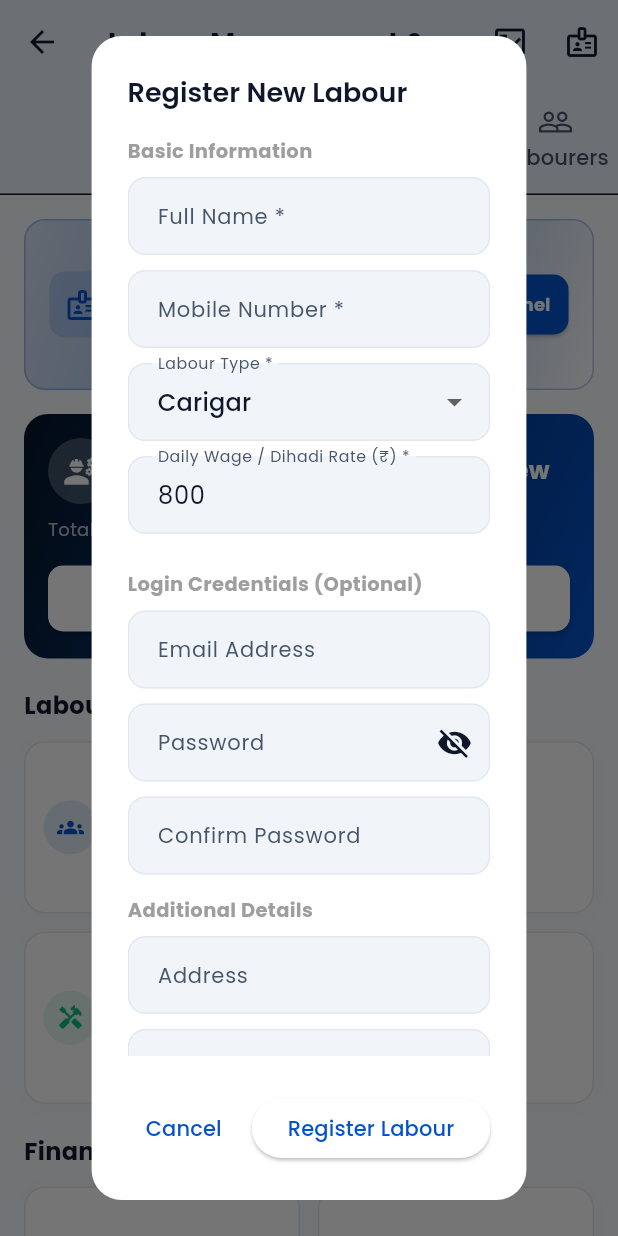
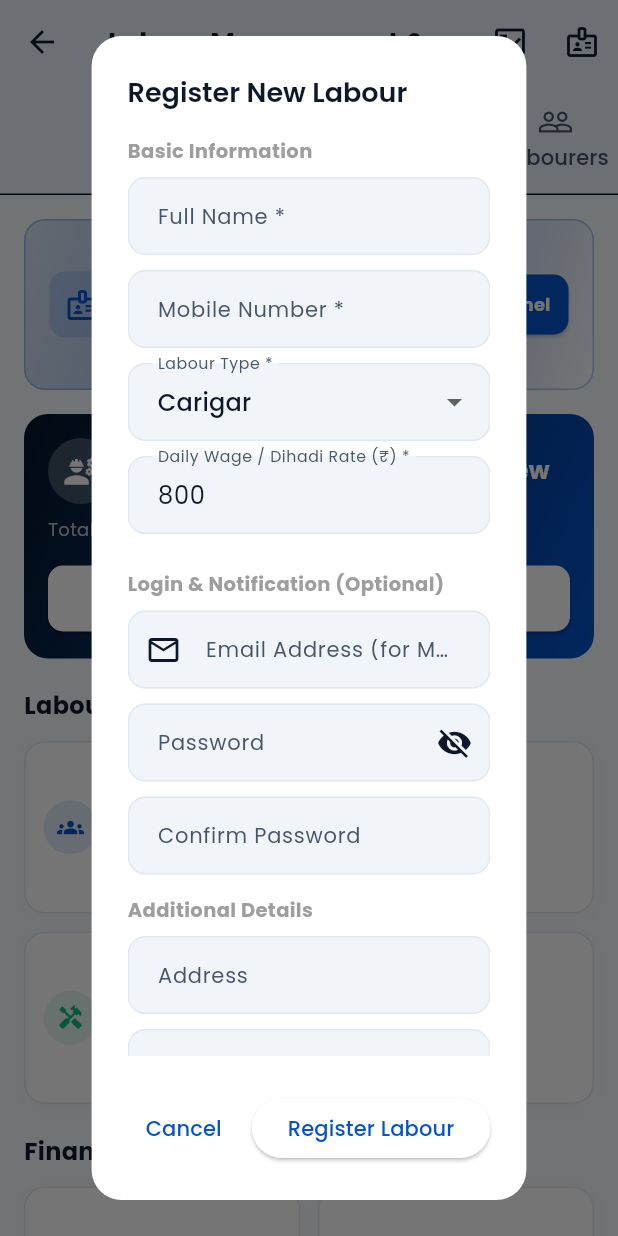
Before and after one commit to codhunk/spendhike, a Flutter app: the LabourMainScreen screen opened by its route, after a tap on "Add Labour", on a phone screen of 412 x 824 dp. Run offline on Flutter 3.47's test engine with Material 3 defaults, Android fonts, the phone set to English and light mode, and no system bars; our stand-ins replace flutter_secure_storage, google_fonts, image_picker, local_auth, pinput; accounts and stored records are empty; network calls fail.

Commit message:
feat: enhance labour registration email input and notification feedback

```diff
--- a/lib/screens/auth/login_screen.dart
+++ b/lib/screens/auth/login_screen.dart
@@ -92,7 +92,7 @@ class _LoginScreenState extends State<LoginScreen> {
                               _buildHeader(),
                               const SizedBox(height: 16),
                               _buildLoginForm(),
-                              const SizedBox(height: 14),
+                              const SizedBox(height: 20),
                               _buildFooter(),
                             ],
                           ),
@@ -640,9 +640,9 @@ class _LoginScreenState extends State<LoginScreen> {
             ),
           ],
         ),
-        const SizedBox(height: 8),
+        const SizedBox(height: 12),
         Padding(
-          padding: const EdgeInsets.only(bottom: 10),
+          padding: const EdgeInsets.only(bottom: 5),
           child: Wrap(
             alignment: WrapAlignment.center,
             spacing: 20,
--- a/lib/screens/labour/labour_main_screen.dart
+++ b/lib/screens/labour/labour_main_screen.dart
@@ -1345,9 +1345,17 @@ class _LabourMainScreenState extends State<LabourMainScreen> with SingleTickerPr
                       onChanged: (val) => setModalState(() => siteId = val),
                     ),
                   const SizedBox(height: 14),
-                  Text(_tr('Login Credentials (Optional)'), style: const TextStyle(fontWeight: FontWeight.bold, fontSize: 13, color: Colors.grey)),
+                  Text(_tr('Login & Notification (Optional)'), style: const TextStyle(fontWeight: FontWeight.bold, fontSize: 13, color: Colors.grey)),
                   const SizedBox(height: 8),
-                  TextField(controller: emailCtrl, keyboardType: TextInputType.emailAddress, decoration: InputDecoration(labelText: _tr('Email Address'))),
+                  TextField(
+                    controller: emailCtrl,
+                    keyboardType: TextInputType.emailAddress,
+                    decoration: InputDecoration(
+                      labelText: _tr('Email Address (for Mail Notification)'),
+                      hintText: 'worker@example.com',
+                      prefixIcon: const Icon(Icons.mail_outline),
+                    ),
+                  ),
                   const SizedBox(height: 10),
                   TextField(
                     controller: passCtrl,
```
